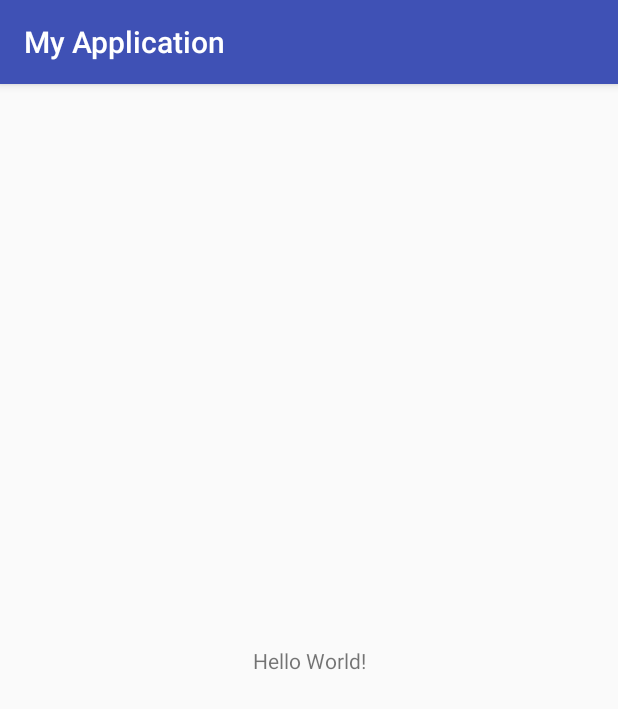
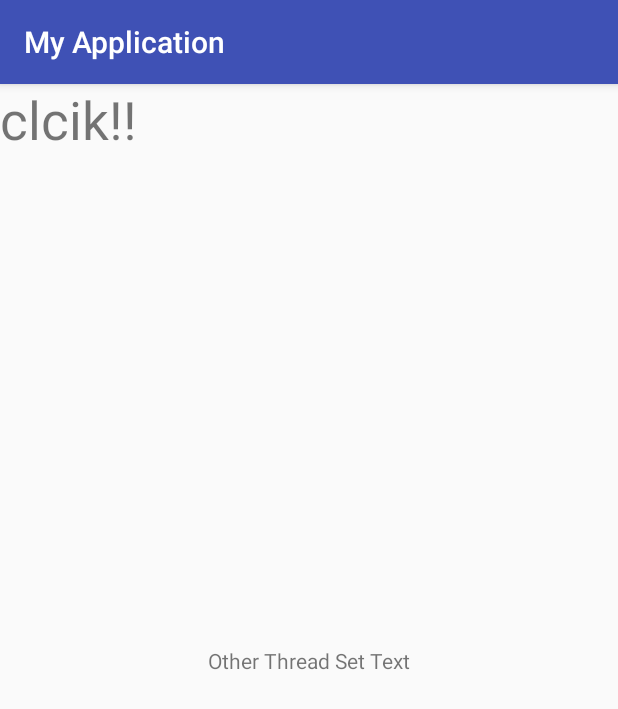
Before and after one commit to kiyoung-Lee/android-nextstep-study, an Android app: the screen it shows after launch (MainActivity), on a phone screen of 412 x 824 dp. Shown: the top 709 px of the screen. Run offline under Robolectric (Android 15) with nearby library versions, the phone set to English and light mode, and no system bars.

Commit message:
Looper / Handler Sample Upload

```diff
--- a/app/src/main/java/com/example/luke/myapplication/MainActivity.java
+++ b/app/src/main/java/com/example/luke/myapplication/MainActivity.java
@@ -1,13 +1,58 @@
 package com.example.luke.myapplication;
 
+import android.os.Handler;
 import android.support.v7.app.AppCompatActivity;
 import android.os.Bundle;
+import android.view.View;
+import android.widget.TextView;
+
+import com.example.luke.myapplication.handler.LooperThread;
 
 public class MainActivity extends AppCompatActivity {
+
+    private LooperThread thread;
+    private TextView textView;
+    private TextView clickButton;
+    private int count = 0;
+    private static final int DELAY_TIME = 500;
+    private Handler handler;
 
     @Override
     protected void onCreate(Bundle savedInstanceState) {
         super.onCreate(savedInstanceState);
         setContentView(R.layout.activity_main);
+
+        textView = findViewById(R.id.center_text);
+        clickButton = findViewById(R.id.click_text_view);
+        handler = new Handler();
+
+        thread = new LooperThread(textView);
+        thread.start();
+
+        setClickEvent();
     }
+
+    private void setClickEvent(){
+        clickButton.setOnClickListener(new View.OnClickListener() {
+            @Override
+            public void onClick(View v) {
+//                new Handler().post(new Runnable() {
+//                    @Override
+//                    public void run() {
+//                        textView.setText("I am from World");
+//                    }
+//                });
+
+                handler.post(updateTimeTask);
+            }
+        });
+    }
+
+    private Runnable updateTimeTask = new Runnable() {
+        @Override
+        public void run() {
+            textView.setText("Update Count " + count ++);
+            handler.postDelayed(this, DELAY_TIME);
+        }
+    };
 }
--- /dev/null
+++ b/app/src/main/java/com/example/luke/myapplication/handler/LooperThread.java
@@ -0,0 +1,48 @@
+package com.example.luke.myapplication.handler;
+
+import android.os.Handler;
+import android.os.Looper;
+import android.os.Message;
+import android.widget.TextView;
+
+
+public class LooperThread extends Thread {
+
+    private TextView textView;
+    public Handler handler;
+
+    public LooperThread(TextView textView) {
+        this.textView = textView;
+    }
+
+    @Override
+    public void run() {
+        Looper.prepare();
+
+        handler = new Handler(){
+            @Override
+            public void handleMessage(Message msg) {
+                System.out.println("Looper Test");
+            }
+        };
+
+        handler.post(new Runnable() {
+            @Override
+            public void run() {
+                System.out.println("Handler Post");
+//                textView.setText("Other Thread Set Text");      // throw Exception
+            }
+        });
+
+        new Handler(Looper.getMainLooper()).post(new Runnable() {
+            @Override
+            public void run() {
+                textView.setText("Other Thread Set Text");
+            }
+        });
+
+        handler.sendMessage(new Message());
+
+        Looper.loop();
+    }
+}
--- a/app/src/main/res/layout/activity_main.xml
+++ b/app/src/main/res/layout/activity_main.xml
@@ -8,6 +8,7 @@
     tools:context=".MainActivity">
 
     <TextView
+        android:id="@+id/center_text"
         android:layout_width="wrap_content"
         android:layout_height="wrap_content"
         android:text="Hello World!"
@@ -16,4 +17,12 @@
         app:layout_constraintRight_toRightOf="parent"
         app:layout_constraintTop_toTopOf="parent" />
 
+    <TextView
+        android:id="@+id/click_text_view"
+        android:layout_width="wrap_content"
+        android:layout_height="wrap_content"
+        android:text="clcik!!"
+        android:textSize="35dp"
+        />
+
 </android.support.constraint.ConstraintLayout>
```
